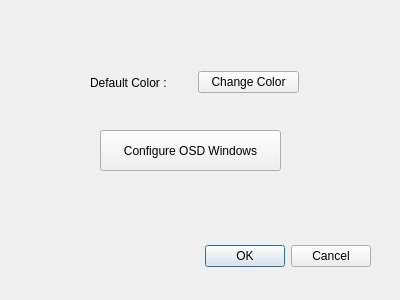
Old version of the form GuiliGuili/osdprofildialog.ui in the repository Toyunda/toyunda.
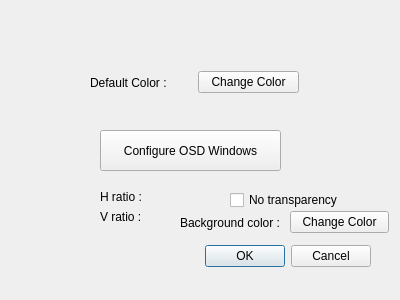
New version of the form.

```diff
--- a/GuiliGuili/osdprofildialog.ui
+++ b/GuiliGuili/osdprofildialog.ui
@@ -42,7 +42,7 @@
     <string>Configure OSD Windows</string>
    </property>
   </widget>
-  <widget class="QWidget" name="">
+  <widget class="QWidget" name="layoutWidget">
    <property name="geometry">
     <rect>
      <x>90</x>
@@ -68,6 +68,71 @@
     </item>
    </layout>
   </widget>
+  <widget class="QLabel" name="hRatioLabel">
+   <property name="geometry">
+    <rect>
+     <x>100</x>
+     <y>190</y>
+     <width>50</width>
+     <height>14</height>
+    </rect>
+   </property>
+   <property name="text">
+    <string>H ratio :</string>
+   </property>
+  </widget>
+  <widget class="QLabel" name="vRatioLabel">
+   <property name="geometry">
+    <rect>
+     <x>100</x>
+     <y>210</y>
+     <width>50</width>
+     <height>14</height>
+    </rect>
+   </property>
+   <property name="text">
+    <string>V ratio :</string>
+   </property>
+  </widget>
+  <widget class="QCheckBox" name="transparencycheckBox">
+   <property name="geometry">
+    <rect>
+     <x>230</x>
+     <y>190</y>
+     <width>121</width>
+     <height>20</height>
+    </rect>
+   </property>
+   <property name="text">
+    <string>No transparency</string>
+   </property>
+  </widget>
+  <widget class="QWidget" name="layoutWidget_2">
+   <property name="geometry">
+    <rect>
+     <x>180</x>
+     <y>210</y>
+     <width>209</width>
+     <height>25</height>
+    </rect>
+   </property>
+   <layout class="QHBoxLayout" name="horizontalLayout_2">
+    <item>
+     <widget class="QLabel" name="label_2">
+      <property name="text">
+       <string>Background color : </string>
+      </property>
+     </widget>
+    </item>
+    <item>
+     <widget class="QPushButton" name="backgroundColorButton">
+      <property name="text">
+       <string>Change Color</string>
+      </property>
+     </widget>
+    </item>
+   </layout>
+  </widget>
  </widget>
  <resources/>
  <connections>
```
